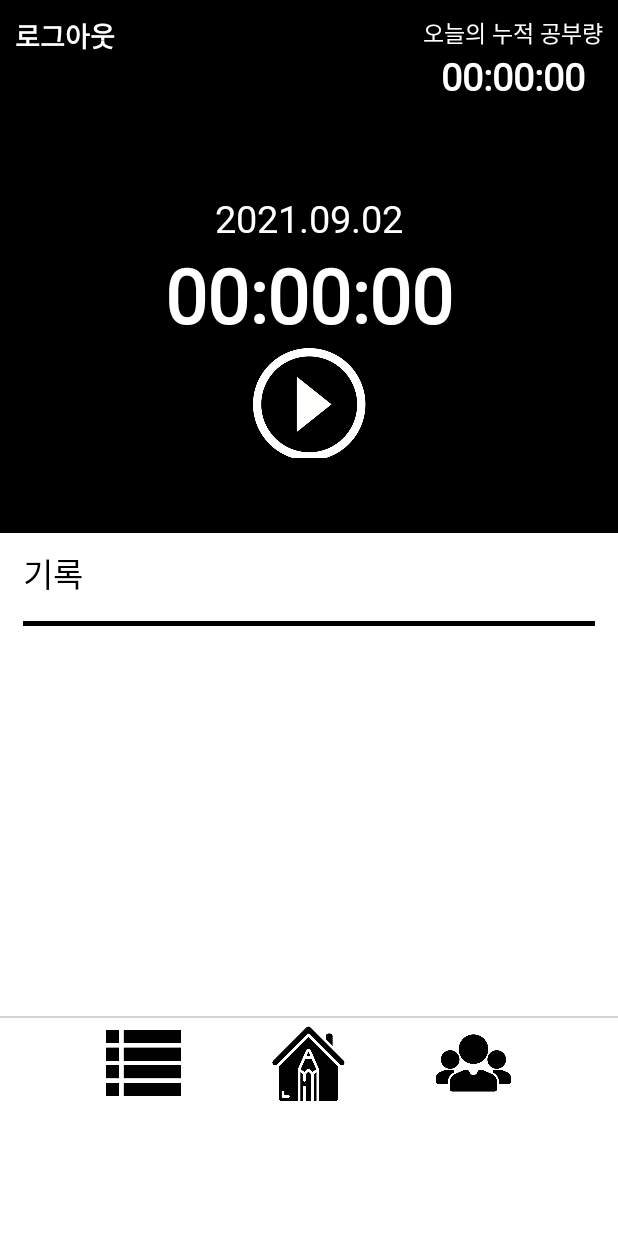
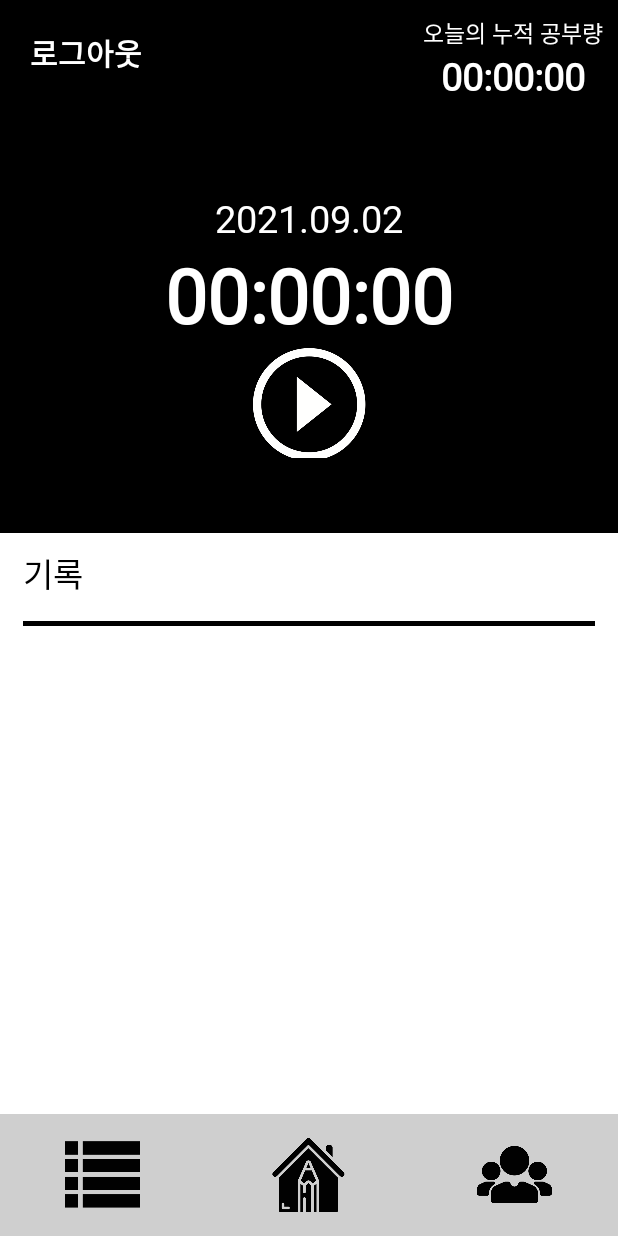
Before and after one commit to wooseok9872/Toy2_front_2021, an Android app: the TimerActivity screen opened directly, with no data from a screen before it, on a phone screen of 412 x 824 dp. Run offline under Robolectric (Android 15) with nearby library versions, the phone set to English and light mode, and no system bars; libraries missing offline, so code that uses them is left out: com.facebook.stetho; 2 statements that could not run were skipped.

Commit message:
Update TodoList

```diff
--- a/app/src/main/java/com/example/myapplication/timer/TimerActivity.kt
+++ b/app/src/main/java/com/example/myapplication/timer/TimerActivity.kt
@@ -28,8 +28,6 @@ class TimerActivity : AppCompatActivity() {
         super.onCreate(savedInstanceState)
         setContentView(R.layout.activity_timer)
 
-        val todolist_button: ImageView = findViewById(R.id.todolist_button) as ImageView
-        val friend_button: ImageView = findViewById(R.id.friend_button) as ImageView
         //todo list 화면으로 이동
         todolist_button.setOnClickListener{
             startActivity(Intent(this, Todo_main::class.java))
--- a/app/src/main/java/com/example/myapplication/todo/APIS_todo.kt
+++ b/app/src/main/java/com/example/myapplication/todo/APIS_todo.kt
@@ -25,7 +25,7 @@ interface APIS_todo {
     @PATCH("study/{studyId}")
     fun patch_todo(@Path("studyId") studyId: Long): Call<Patch_Todo>
 
-    @PUT("/study/{studyId}?status=true")
+    @PUT("/study/{studyId}")
     fun put_todo(@Path("studyId") studyId: Long): Call<Put_Todo>
 
     @DELETE("/study/{studyId}")
--- a/app/src/main/res/layout/activity_timer.xml
+++ b/app/src/main/res/layout/activity_timer.xml
@@ -26,13 +26,15 @@
                 android:orientation="vertical">
                 <TextView
                     android:id="@+id/logout"
-                    android:layout_width="70dp"
+                    android:layout_width="wrap_content"
                     android:layout_height="wrap_content"
                     android:background="@drawable/rounded_button"
                     android:textColor="#ffffff"
                     android:text="로그아웃"
                     android:fontFamily="@font/font"
-                    android:textSize="18dp"
+                    android:layout_marginTop="10dp"
+                    android:layout_marginLeft="10dp"
+                    android:textSize="20dp"
                     android:textStyle="bold" />
             </LinearLayout>
 
@@ -135,8 +137,9 @@
 
 
     <ScrollView
+        android:layout_weight="4"
         android:layout_width="match_parent"
-        android:layout_height="260dp">
+        android:layout_height="0dp">
         <TextView
             android:id="@+id/recordView"
             android:layout_width="wrap_content"
@@ -150,33 +153,45 @@
     </ScrollView>
 
     <LinearLayout
+        android:layout_weight="1"
         android:layout_width="match_parent"
-        android:layout_height="1dp"
-        android:background="@color/gray" />
+        android:layout_height="0dp"
+        android:background="#cfcfcf"
+        android:orientation="horizontal">
 
         <LinearLayout
-        android:layout_width="wrap_content"
-        android:layout_height="60dp"
-        android:layout_gravity="center"
-        android:orientation="horizontal">
-        <ImageView
+            android:layout_width="0dp"
+            android:layout_height="match_parent"
+            android:gravity="center"
+            android:layout_weight="1">
+            <TextView
+                android:layout_width="50dp"
+                android:layout_height="50dp"
                 android:id="@+id/todolist_button"
+                android:background="@drawable/todo_icon" />
+        </LinearLayout>
+        <LinearLayout
+            android:layout_width="0dp"
+            android:layout_height="match_parent"
+            android:gravity="center"
+            android:layout_weight="1">
+            <TextView
                 android:layout_width="50dp"
-            android:layout_height="wrap_content"
-            android:layout_marginRight="60dp"
-            android:src="@drawable/todo_icon" />
-        <ImageView
+                android:layout_height="50dp"
                 android:id="@+id/home_button"
+                android:background="@drawable/free_icon_house_2739301" />
+        </LinearLayout>
+        <LinearLayout
+            android:layout_width="0dp"
+            android:layout_height="match_parent"
+            android:gravity="center"
+            android:layout_weight="1">
+            <TextView
                 android:layout_width="50dp"
-            android:layout_height="wrap_content"
-            android:src="@drawable/free_icon_house_2739301" />
-        <ImageView
+                android:layout_height="50dp"
                 android:id="@+id/friend_button"
-            android:layout_width="50dp"
-            android:layout_height="wrap_content"
-            android:layout_marginLeft="60dp"
-            android:src="@drawable/free_icon_people_2427463" />
-
+                android:background="@drawable/free_icon_people_2427463" />
+        </LinearLayout>
     </LinearLayout>
 
 </LinearLayout>
```
Also changed, not shown: app/src/main/java/com/example/myapplication/friend/Friend_main.kt (+1 -12 lines), app/src/main/java/com/example/myapplication/todo/Todo_main.kt (+6 -12 lines), app/src/main/res/layout/activity_todo_main.xml (+33 -20 lines), app/src/main/res/layout/friend_main.xml (+38 -29 lines). Lines whose indentation alone changed are shown as unchanged.
